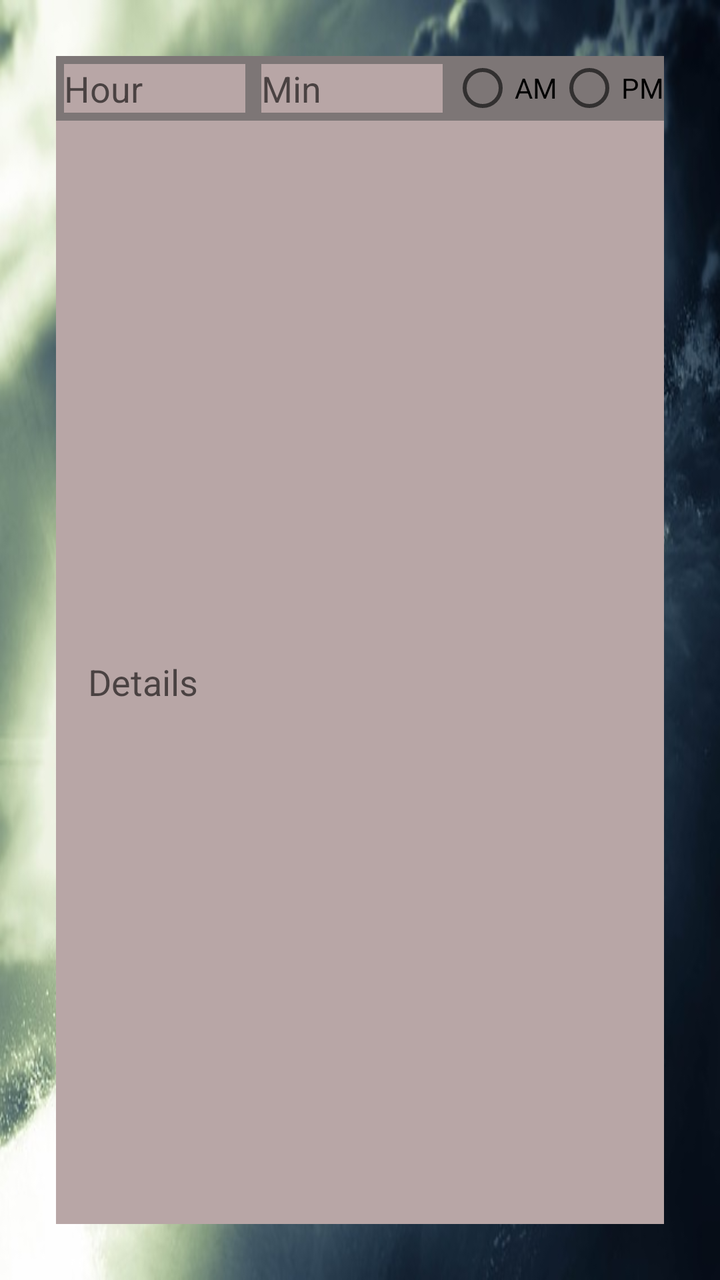
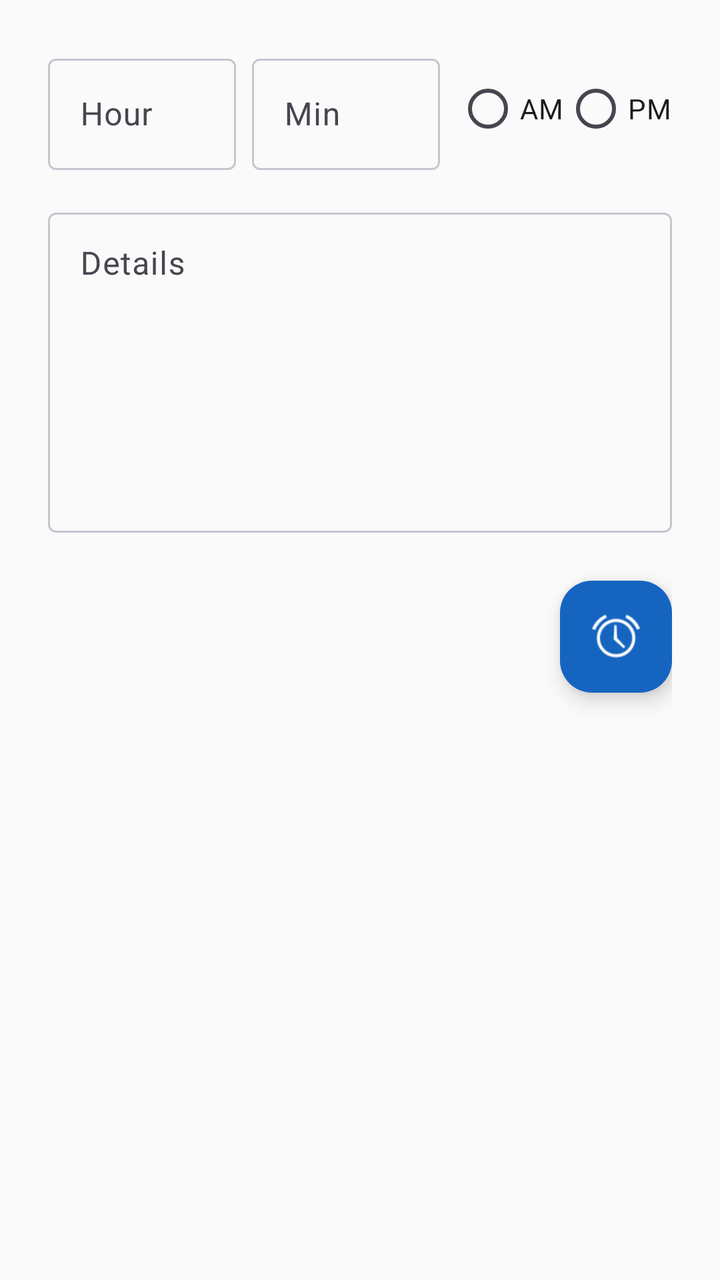

Screens rendered from an Android XML layout before and after an edit, with the pre-edit source and the edit as a unified diff.
<!-- AndroidManifest.xml: application theme AppTheme -->
<!-- res/layout/dialog_alarm.xml -->
<?xml version="1.0" encoding="utf-8"?>

<TableLayout xmlns:android="http://schemas.android.com/apk/res/android"
    xmlns:app="http://schemas.android.com/apk/res-auto"
    android:layout_width="match_parent"
    android:layout_height="wrap_content"
    android:background="@drawable/bg_clock_submerge"
    android:id="@+id/table_container"
    android:orientation="vertical"
    android:padding="28dp">


    <TableRow  android:background="#7D7676">

        <EditText

            android:id="@+id/etHour"
            android:layout_width="0dp"
            android:layout_height="wrap_content"
            android:layout_margin="4dp"
            android:layout_weight="1"
            android:background="#B8A6A6"
            android:ems="10"
            android:hint="Hour"
            android:inputType="time"
            android:maxLength="2" />

        <EditText
            android:id="@+id/etMin"
            android:layout_width="0dp"
            android:layout_height="wrap_content"
            android:layout_margin="4dp"
            android:layout_weight="1"
            android:background="#B8A6A6"
            android:ems="10"
            android:hint="Min"
            android:inputType="time"
            android:maxLength="2" />

        <RadioGroup android:orientation="horizontal" android:layout_width="wrap_content">

            <RadioButton
                android:background="#7D7676"
                android:layout_width="wrap_content"
                android:layout_height="wrap_content"
                android:text="AM" />

            <RadioButton
                android:id="@+id/pmRbtn"
                android:background="#7D7676"
                android:layout_width="wrap_content"
                android:layout_height="wrap_content"
                android:text="PM" />
        </RadioGroup>
    </TableRow>



        <com.google.android.material.textfield.TextInputLayout
            android:gravity="center"
            android:layout_width="match_parent"
            android:background="#B8A6A6"
            android:layout_height="match_parent">

            <com.google.android.material.textfield.TextInputEditText

                android:id="@+id/etDetails"
                android:layout_width="match_parent"
                android:layout_height="200dp"
                android:background="#B8A6A6"
                android:hint="Details"
                android:padding="16dp" />
        </com.google.android.material.textfield.TextInputLayout>



        <com.google.android.material.floatingactionbutton.FloatingActionButton
            android:id="@+id/floatingActionButton"
            android:layout_width="wrap_content"
            android:layout_height="wrap_content"
            android:layout_gravity="right"
            android:layout_margin="40dp"
            android:backgroundTint="#4C4242"
            android:clickable="true"
            app:srcCompat="@android:drawable/ic_lock_idle_alarm" />

</TableLayout>
<!-- resources referenced by this layout -->
<resources>
  <!-- drawable bg_clock_submerge: jpg bitmap (drawable, 67660 bytes) -->
  <style name="AppTheme" parent="Theme.AppCompat.Light.DarkActionBar">
          
          <item name="colorPrimary">@color/colorPrimary</item>
          <item name="colorPrimaryDark">@color/colorPrimaryDark</item>
          <item name="colorAccent">@color/colorAccent</item>
      </style>
  <color name="colorPrimary">#008577</color>
  <color name="colorPrimaryDark">#00574B</color>
  <color name="colorAccent">#D81B60</color>
</resources>

<!-- the commit's change to res/layout/dialog_alarm.xml (unified diff, before → after) -->
@@ -1,87 +1,100 @@
 <?xml version="1.0" encoding="utf-8"?>
 
-<TableLayout xmlns:android="http://schemas.android.com/apk/res/android"
+<LinearLayout xmlns:android="http://schemas.android.com/apk/res/android"
     xmlns:app="http://schemas.android.com/apk/res-auto"
     android:layout_width="match_parent"
     android:layout_height="wrap_content"
-    android:background="@drawable/bg_clock_submerge"
+    android:background="@color/colorSurface"
     android:id="@+id/table_container"
     android:orientation="vertical"
-    android:padding="28dp">
+    android:padding="24dp">
 
+    <LinearLayout
+        android:orientation="horizontal"
+        android:layout_width="match_parent"
+        android:layout_height="wrap_content"
+        android:gravity="center_vertical"
+        android:layout_marginBottom="16dp">
 
-    <TableRow  android:background="#7D7676">
-
-        <EditText
-
-            android:id="@+id/etHour"
+        <com.google.android.material.textfield.TextInputLayout
             android:layout_width="0dp"
             android:layout_height="wrap_content"
-            android:layout_margin="4dp"
             android:layout_weight="1"
-            android:background="#B8A6A6"
-            android:ems="10"
+            android:layout_marginEnd="8dp"
             android:hint="Hour"
-            android:inputType="time"
-            android:maxLength="2" />
+            style="@style/Widget.Material3.TextInputLayout.OutlinedBox">
 
-        <EditText
-            android:id="@+id/etMin"
+            <com.google.android.material.textfield.TextInputEditText
+                android:id="@+id/etHour"
+                android:layout_width="match_parent"
+                android:layout_height="wrap_content"
+                android:inputType="number"
+                android:maxLength="2" />
+
+        </com.google.android.material.textfield.TextInputLayout>
+
+        <com.google.android.material.textfield.TextInputLayout
             android:layout_width="0dp"
             android:layout_height="wrap_content"
-            android:layout_margin="4dp"
             android:layout_weight="1"
-            android:background="#B8A6A6"
-            android:ems="10"
+            android:layout_marginEnd="8dp"
             android:hint="Min"
-            android:inputType="time"
-            android:maxLength="2" />
+            style="@style/Widget.Material3.TextInputLayout.OutlinedBox">
 
-        <RadioGroup android:orientation="horizontal" android:layout_width="wrap_content">
+            <com.google.android.material.textfield.TextInputEditText
+                android:id="@+id/etMin"
+                android:layout_width="match_parent"
+                android:layout_height="wrap_content"
+                android:inputType="number"
+                android:maxLength="2" />
 
-            <RadioButton
-                android:background="#7D7676"
+        </com.google.android.material.textfield.TextInputLayout>
+
+        <RadioGroup
+            android:orientation="horizontal"
+            android:layout_width="wrap_content"
+            android:layout_height="wrap_content">
+
+            <com.google.android.material.radiobutton.MaterialRadioButton
                 android:layout_width="wrap_content"
                 android:layout_height="wrap_content"
                 android:text="AM" />
 
-            <RadioButton
+            <com.google.android.material.radiobutton.MaterialRadioButton
                 android:id="@+id/pmRbtn"
-                android:background="#7D7676"
                 android:layout_width="wrap_content"
                 android:layout_height="wrap_content"
                 android:text="PM" />
+
         </RadioGroup>
-    </TableRow>
 
+    </LinearLayout>
 
+    <com.google.android.material.textfield.TextInputLayout
+        android:layout_width="match_parent"
+        android:layout_height="wrap_content"
+        android:hint="Details"
+        android:layout_marginBottom="16dp"
+        style="@style/Widget.Material3.TextInputLayout.OutlinedBox">
 
-        <com.google.android.material.textfield.TextInputLayout
-            android:gravity="center"
+        <com.google.android.material.textfield.TextInputEditText
+            android:id="@+id/etDetails"
             android:layout_width="match_parent"
-            android:background="#B8A6A6"
-            android:layout_height="match_parent">
+            android:layout_height="160dp"
+            android:gravity="top"
+            android:padding="16dp" />
 
-            <com.google.android.material.textfield.TextInputEditText
+    </com.google.android.material.textfield.TextInputLayout>
 
-                android:id="@+id/etDetails"
-                android:layout_width="match_parent"
-                android:layout_height="200dp"
-                android:background="#B8A6A6"
-                android:hint="Details"
-                android:padding="16dp" />
-        </com.google.android.material.textfield.TextInputLayout>
+    <com.google.android.material.floatingactionbutton.FloatingActionButton
+        android:id="@+id/floatingActionButton"
+        android:layout_width="wrap_content"
+        android:layout_height="wrap_content"
+        android:layout_gravity="end"
+        android:layout_marginTop="8dp"
+        android:clickable="true"
+        app:backgroundTint="@color/colorPrimary"
+        app:tint="@color/white"
+        app:srcCompat="@android:drawable/ic_lock_idle_alarm" />
 
-
-
-        <com.google.android.material.floatingactionbutton.FloatingActionButton
-            android:id="@+id/floatingActionButton"
-            android:layout_width="wrap_content"
-            android:layout_height="wrap_content"
-            android:layout_gravity="right"
-            android:layout_margin="40dp"
-            android:backgroundTint="#4C4242"
-            android:clickable="true"
-            app:srcCompat="@android:drawable/ic_lock_idle_alarm" />
-
-</TableLayout>
+</LinearLayout>
<!-- resource entries referenced after the edit -->
@@ -1,14 +1,24 @@
 <!-- resources referenced by this layout -->
 <resources>
-  <!-- drawable bg_clock_submerge: jpg bitmap (drawable, 67660 bytes) -->
-  <style name="AppTheme" parent="Theme.AppCompat.Light.DarkActionBar">
-          
+  <style name="AppTheme" parent="Theme.Material3.Light.NoActionBar">
           <item name="colorPrimary">@color/colorPrimary</item>
-          <item name="colorPrimaryDark">@color/colorPrimaryDark</item>
-          <item name="colorAccent">@color/colorAccent</item>
+          <item name="colorOnPrimary">@color/colorOnPrimary</item>
+          <item name="colorPrimaryContainer">@color/colorSecondaryContainer</item>
+          <item name="colorSecondaryContainer">@color/colorSecondaryContainer</item>
+          <item name="colorSurface">@color/colorSurface</item>
+          <item name="colorOnSurface">@color/colorOnSurface</item>
+          <item name="colorOnSurfaceVariant">@color/colorOnSurfaceVariant</item>
+          <item name="colorOutline">@color/colorOutline</item>
+          <item name="android:statusBarColor">@color/colorPrimaryDark</item>
       </style>
-  <color name="colorPrimary">#008577</color>
-  <color name="colorPrimaryDark">#00574B</color>
-  <color name="colorAccent">#D81B60</color>
+  <color name="colorOnPrimary">#FFFFFF</color>
+  <color name="colorSecondaryContainer">#D6E3FF</color>
+  <color name="colorOnSurface">#1C1B1F</color>
+  <color name="colorOnSurfaceVariant">#49454F</color>
+  <color name="colorOutline">#CAC4D0</color>
+  <color name="colorPrimary">#1565C0</color>
+  <color name="colorSurface">#FAFAFA</color>
+  <color name="white">#FFFFFF</color>
+  <color name="colorPrimaryDark">#0D47A1</color>
 </resources>
 
